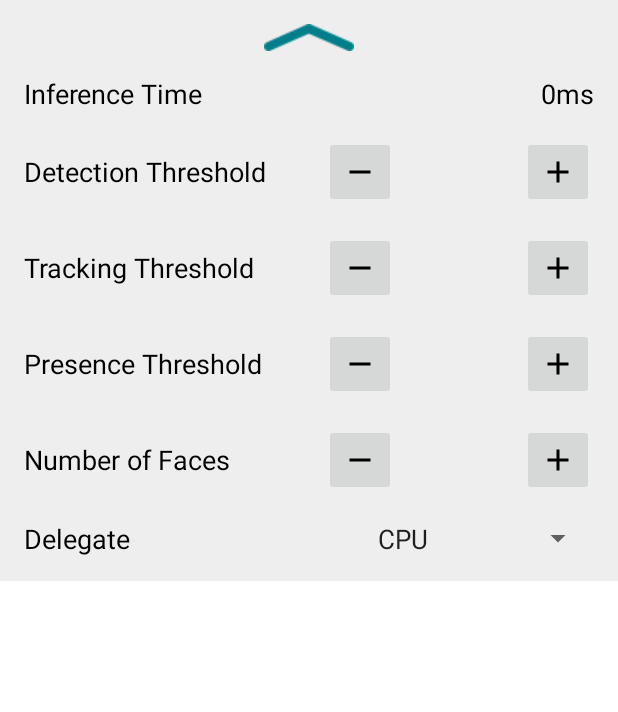
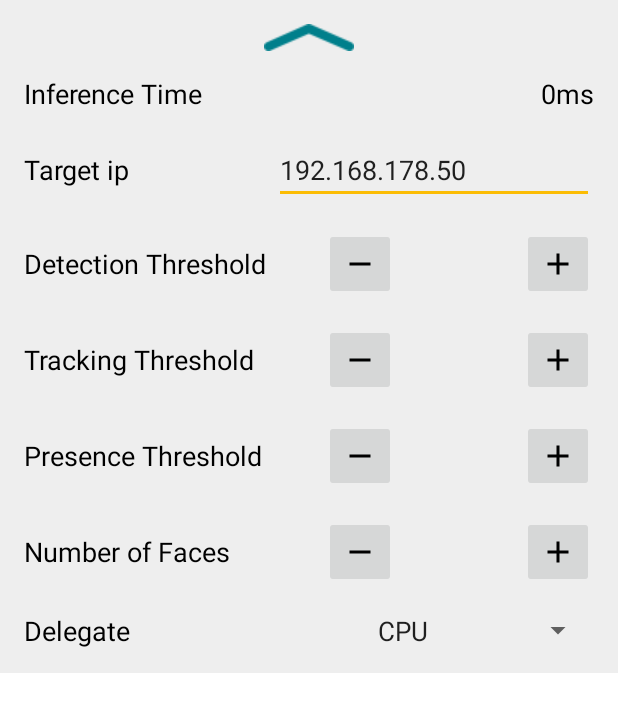
Before and after one commit to AlexisTM/LiveFace, an Android app: the layout info_bottom_sheet.xml on its own in the app's theme, with its tools: preview values and no code run, on a phone screen of 412 x 824 dp. Shown: the top 712 px of the screen. Run offline under Robolectric (Android 15) with nearby library versions, the phone set to English and light mode, and no system bars.

Commit message:
Add unused ip for later use ;)

```diff
--- a/android/app/build.gradle
+++ b/android/app/build.gradle
@@ -66,7 +66,6 @@ dependencies {
     implementation 'com.google.android.material:material:1.7.0'
     implementation 'androidx.constraintlayout:constraintlayout:2.1.4'
     implementation 'androidx.fragment:fragment-ktx:1.5.4'
-    implementation 'androidx.core:core-ktx:+'
 
     // Navigation library
     def nav_version = "2.5.3"
--- a/android/app/src/main/java/com/google/mediapipe/examples/facelandmarker/DatagramServer.kt
+++ b/android/app/src/main/java/com/google/mediapipe/examples/facelandmarker/DatagramServer.kt
@@ -14,7 +14,7 @@ import kotlinx.serialization.*
 import kotlinx.serialization.cbor.Cbor
 
 @Serializable
-data class Face(val name: String, val blenshapes: Map<String, Float>, val transform: List<Float>)
+data class Face(val name: String, val blendshapes: Map<String, Float>, val transform: List<Float>)
 
 object DatagramServer {
     private val socket: DatagramSocket = DatagramSocket()
--- a/android/app/src/main/java/com/google/mediapipe/examples/facelandmarker/FaceLandmarkerHelper.kt
+++ b/android/app/src/main/java/com/google/mediapipe/examples/facelandmarker/FaceLandmarkerHelper.kt
@@ -33,6 +33,7 @@ import com.google.mediapipe.tasks.vision.facelandmarker.FaceLandmarker
 import com.google.mediapipe.tasks.vision.facelandmarker.FaceLandmarkerResult
 
 class FaceLandmarkerHelper(
+    var target_ip: String = DEFAULT_TARGET_IP,
     var minFaceDetectionConfidence: Float = DEFAULT_FACE_DETECTION_CONFIDENCE,
     var minFaceTrackingConfidence: Float = DEFAULT_FACE_TRACKING_CONFIDENCE,
     var minFacePresenceConfidence: Float = DEFAULT_FACE_PRESENCE_CONFIDENCE,
@@ -366,6 +367,7 @@ class FaceLandmarkerHelper(
 
         const val DELEGATE_CPU = 0
         const val DELEGATE_GPU = 1
+        const val DEFAULT_TARGET_IP = "192.168.178.50"
         const val DEFAULT_FACE_DETECTION_CONFIDENCE = 0.5F
         const val DEFAULT_FACE_TRACKING_CONFIDENCE = 0.5F
         const val DEFAULT_FACE_PRESENCE_CONFIDENCE = 0.5F
--- a/android/app/src/main/res/layout/info_bottom_sheet.xml
+++ b/android/app/src/main/res/layout/info_bottom_sheet.xml
@@ -33,6 +33,7 @@
         android:orientation="vertical">
 
         <!-- Chevron indicating that the bottom sheet is expandable -->
+
         <RelativeLayout
             android:layout_width="match_parent"
             android:layout_height="wrap_content">
@@ -74,6 +75,34 @@
         </androidx.appcompat.widget.LinearLayoutCompat>
 
         <!-- ML confidence threshold adjustment row -->
+        <RelativeLayout
+            android:layout_width="match_parent"
+            android:layout_height="wrap_content"
+            android:layout_marginTop="@dimen/bottom_sheet_default_row_margin"
+            android:gravity="center"
+            android:orientation="horizontal">
+
+            <TextView
+                android:layout_width="wrap_content"
+                android:layout_height="wrap_content"
+                android:layout_centerVertical="true"
+                android:text="@string/label_ip"
+                android:textColor="@color/bottom_sheet_text_color"
+                android:textSize="@dimen/bottom_sheet_text_size" />
+
+            <EditText
+                android:id="@+id/ip_val"
+                android:layout_width="wrap_content"
+                android:layout_height="wrap_content"
+                android:layout_alignParentTop="false"
+                android:layout_alignParentRight="true"
+                android:ems="10"
+                android:freezesText="false"
+                android:inputType="textPersonName"
+                android:text="192.168.178.50" />
+
+        </RelativeLayout>
+
         <RelativeLayout
             android:layout_width="match_parent"
             android:layout_height="wrap_content"
--- a/android/app/src/main/res/values/strings.xml
+++ b/android/app/src/main/res/values/strings.xml
@@ -41,6 +41,7 @@
         Threshold</string>
     <string name="label_face_presence_confidence_threshold">Presence
         Threshold</string>
+    <string name="label_ip">Target ip</string>
     <string name="label_num_faces">Number of Faces</string>
     <string name="label_delegate">Delegate</string>
 
```
Also changed, not shown: android/app/src/main/java/com/google/mediapipe/examples/facelandmarker/UdpServer.kt (deleted, +0 -12 lines), android/app/src/main/res/layout/fragment_udp_server.xml (deleted, +0 -14 lines), 2 other files.
